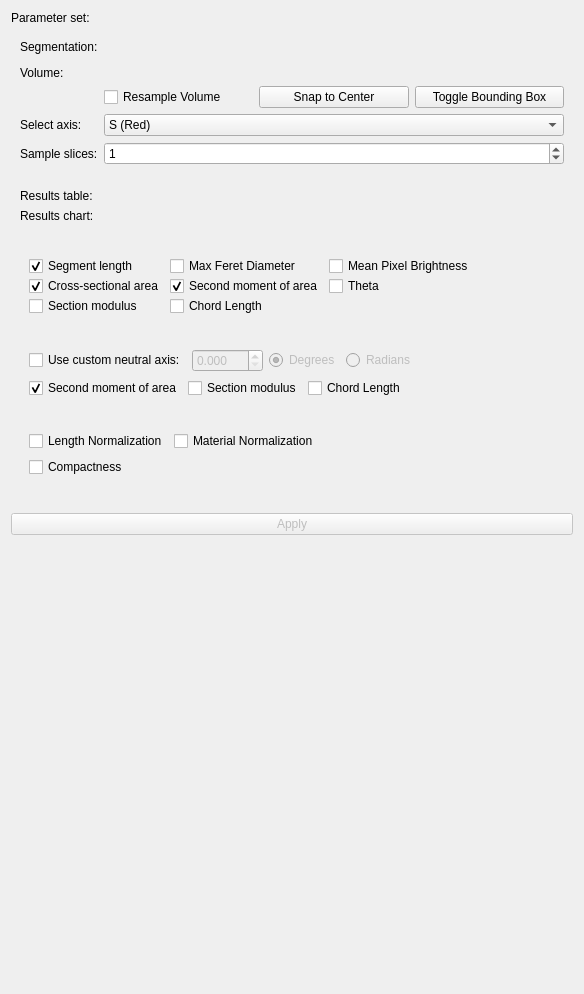
Old version of the form SegmentGeometry/Resources/UI/SegmentGeometry.ui in the repository jmhuie/SlicerBiomech.
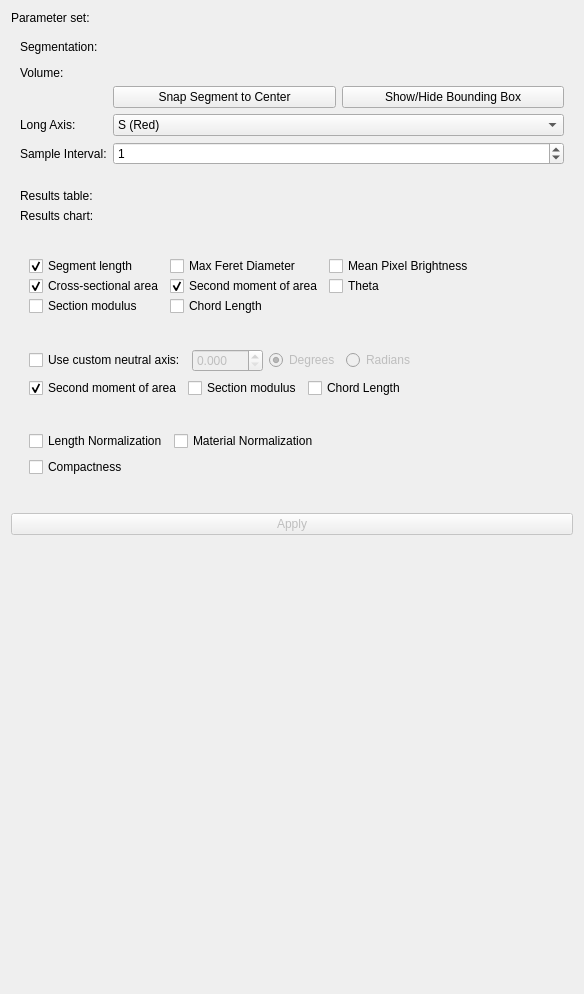
New version of the form. Custom widgets are drawn as their Qt base class.

What changed in the file:
```diff
--- a/SegmentGeometry/Resources/UI/SegmentGeometry.ui
+++ b/SegmentGeometry/Resources/UI/SegmentGeometry.ui
@@ -137,20 +137,10 @@
          <property name="verticalSpacing">
           <number>0</number>
          </property>
-         <item row="2" column="0">
-          <widget class="QCheckBox" name="ResampleVolumecheckBox">
-           <property name="text">
-            <string>Resample Volume</string>
-           </property>
-           <property name="unchecked" stdset="0">
-            <bool>true</bool>
-           </property>
-          </widget>
-         </item>
          <item row="2" column="1">
           <widget class="QPushButton" name="CenterSegButton">
            <property name="text">
-            <string>Snap to Center</string>
+            <string>Snap Segment to Center</string>
            </property>
            <property name="checkable">
             <bool>false</bool>
@@ -175,7 +165,7 @@
          <item row="2" column="2">
           <widget class="QPushButton" name="BoundingBoxButton">
            <property name="text">
-            <string>Toggle Bounding Box</string>
+            <string>Show/Hide Bounding Box</string>
            </property>
            <property name="checkable">
             <bool>true</bool>
@@ -203,7 +193,7 @@
       <item row="5" column="0">
        <widget class="QLabel" name="label_3">
         <property name="text">
-         <string>Select axis:</string>
+         <string>Long Axis:</string>
         </property>
        </widget>
       </item>
@@ -232,7 +222,7 @@
       <item row="6" column="0">
        <widget class="QLabel" name="label_4">
         <property name="text">
-         <string>Sample slices:</string>
+         <string>Sample Interval:</string>
         </property>
        </widget>
       </item>
```
Left out of the diff: 3 changed lines with no effect on the pictures.
